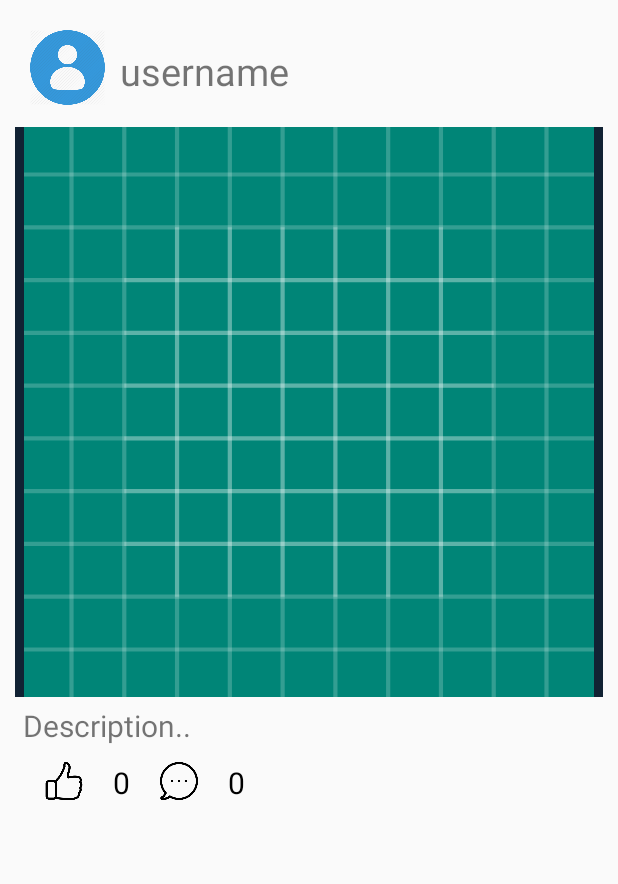
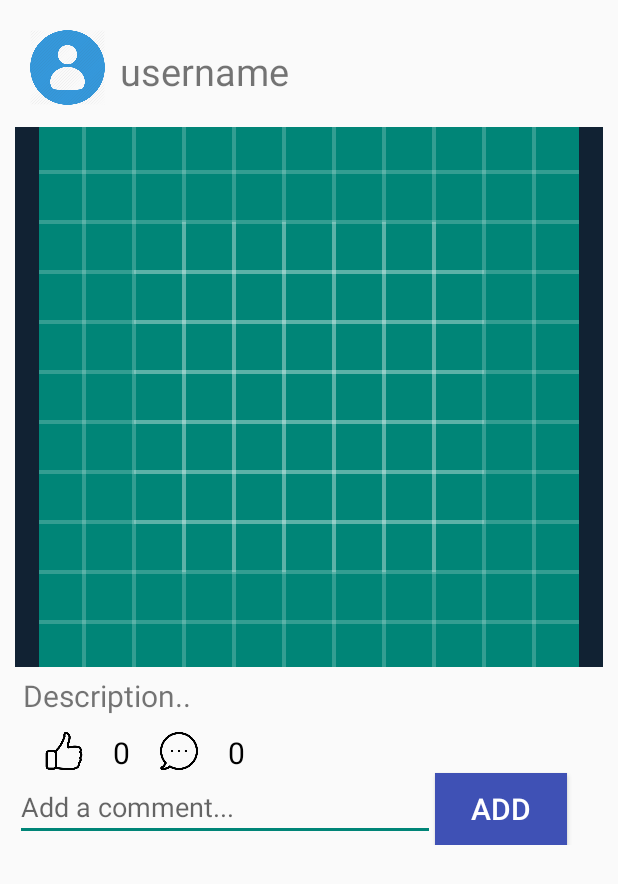
Before and after one commit to logancrocker/rgram, an Android app: the layout moment.xml on its own in the app's theme, with its tools: preview values and no code run, on a phone screen of 412 x 824 dp. Shown: the top 884 px of the screen. Run offline under Robolectric (Android 15) with nearby library versions, the light colour scheme and no system bars.

Commit message:
add text field and button to submit comments

```diff
--- a/source/app/src/main/java/com/rgram/rgram/DiscoverAdapter.java
+++ b/source/app/src/main/java/com/rgram/rgram/DiscoverAdapter.java
@@ -9,7 +9,10 @@ import android.view.LayoutInflater;
 import android.view.View;
 import android.view.ViewGroup;
 import android.widget.BaseAdapter;
+import android.widget.Button;
+import android.widget.EditText;
 import android.widget.ImageView;
+import android.widget.ListView;
 import android.widget.TextView;
 
 import com.google.firebase.auth.FirebaseAuth;
@@ -44,6 +47,9 @@ public class DiscoverAdapter extends BaseAdapter {
         TextView likeCount;
         ImageView commBtn;
         TextView commCount;
+        ListView comments;
+        EditText addComment;
+        Button submitComment;
     }
 
     public View getView(int position, View convertView, ViewGroup parent)
@@ -64,6 +70,9 @@ public class DiscoverAdapter extends BaseAdapter {
             holder.likeCount = convertView.findViewById(R.id.likenum);
             holder.commBtn = convertView.findViewById(R.id.chat);
             holder.commCount = convertView.findViewById(R.id.chatnum);
+            holder.comments = convertView.findViewById(R.id.comments);
+            holder.addComment = convertView.findViewById(R.id.addComment);
+            holder.submitComment = convertView.findViewById(R.id.submitComment);
             convertView.setTag(holder);
         }
         else
--- a/source/app/src/main/res/layout/moment.xml
+++ b/source/app/src/main/res/layout/moment.xml
@@ -35,7 +35,7 @@
             <ImageView
                 android:id="@+id/imageView"
                 android:layout_width="match_parent"
-                android:layout_height="380dp"
+                android:layout_height="360dp"
                 android:background="#FF112233"
                 android:src="@drawable/ic_launcher_background" />
 
@@ -88,6 +88,30 @@
 
         </LinearLayout>
 
+        <ListView
+            android:layout_width="match_parent"
+            android:layout_height="wrap_content"
+            android:layout_below="@id/userInfo"
+            android:id="@+id/comments">
+        </ListView>
+
+        <EditText
+            android:layout_height="wrap_content"
+            android:layout_width="280dp"
+            android:id="@+id/addComment"
+            android:layout_below="@id/comments"
+            android:hint="Add a comment..." />
+        <Button
+            android:layout_height="wrap_content"
+            android:layout_width="wrap_content"
+            android:background="@color/colorPrimary"
+            android:text="Add"
+            android:textSize="20dp"
+            android:textColor="#fff"
+            android:layout_toRightOf="@id/addComment"
+            android:layout_below="@id/comments"
+            android:id="@+id/submitComment"/>
+
     </RelativeLayout>
 
 </android.support.constraint.ConstraintLayout>
```
